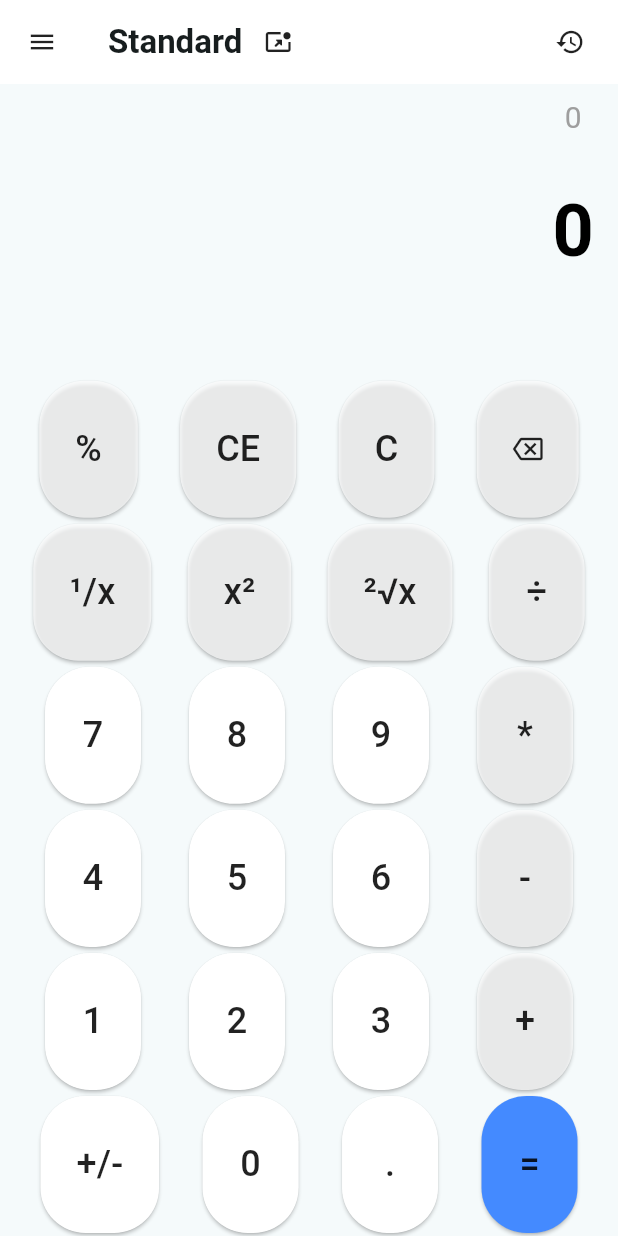
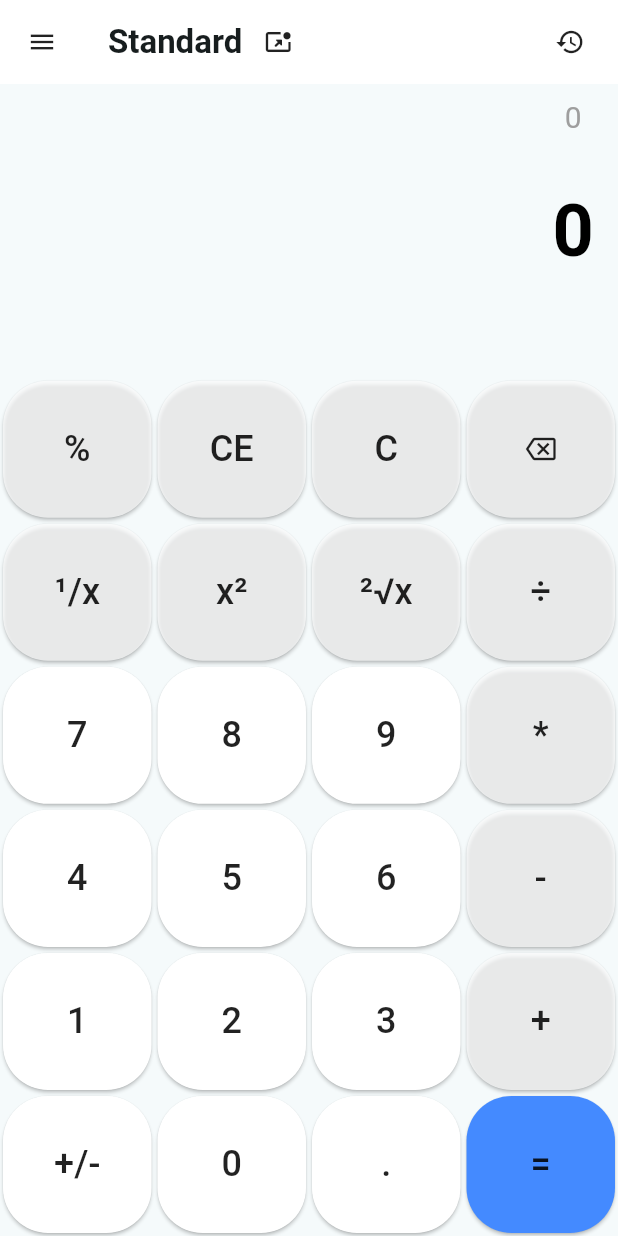
Before and after one commit to sikatikenmogne/flutter_calculator, a Flutter app: the screen it shows after launch, on a phone screen of 412 x 824 dp. Run offline on Flutter 3.47's test engine with Material 3 defaults, Android fonts, the phone set to English and light mode, and no system bars.

```diff
--- a/lib/src/app.dart
+++ b/lib/src/app.dart
@@ -158,7 +158,8 @@ class _MyHomePageState extends State<MyHomePage> {
       _operationEnded = true;
 
       try {
-        _displayedValue = OperationComputer.compute(operation: _currentOperation).toString();
+        _displayedValue =
+            OperationComputer.compute(operation: _currentOperation).toString();
       } on Exception catch (e) {
         // TODO: Implement user feedback for invalid operations
       }
@@ -369,23 +370,29 @@ class _MyHomePageState extends State<MyHomePage> {
               mainAxisSize: MainAxisSize.max,
               crossAxisAlignment: CrossAxisAlignment.stretch,
               children: [
-                CalculatorButton(
+                Expanded(
+                  child: CalculatorButton(
                       name: "%",
                       onPressed: () =>
                           setCurrentOperator(CalculatorOperator.modulus),
                       buttonColor: Colors.white70),
-                CalculatorButton(
+                ),
+                Expanded(
+                  child: CalculatorButton(
                       name: "CE",
                       onPressed: clearEntry,
                       buttonColor: Colors.white70),
-                CalculatorButton(
-                    name: "C",
-                    onPressed: clear,
-                    buttonColor: Colors.white70),
-                CalculatorIconButton(
+                ),
+                Expanded(
+                  child: CalculatorButton(
+                      name: "C", onPressed: clear, buttonColor: Colors.white70),
+                ),
+                Expanded(
+                  child: CalculatorIconButton(
                     name: "backspace_outlined",
                     onPressed: backspace,
                     buttonColor: Colors.white70, // Colors.redAccent,
+                  ),
                 ),
               ],
             ), // Buttons
@@ -396,26 +403,34 @@ class _MyHomePageState extends State<MyHomePage> {
               mainAxisSize: MainAxisSize.max,
               crossAxisAlignment: CrossAxisAlignment.stretch,
               children: [
-                CalculatorButton(
+                Expanded(
+                  child: CalculatorButton(
                       name: "¹/x",
                       onPressed: () =>
                           setCurrentOperator(CalculatorOperator.inverse),
                       buttonColor: Colors.white70),
-                CalculatorButton(
+                ),
+                Expanded(
+                  child: CalculatorButton(
                       name: "x²",
                       onPressed: () =>
                           setCurrentOperator(CalculatorOperator.square),
                       buttonColor: Colors.white70),
-                CalculatorButton(
+                ),
+                Expanded(
+                  child: CalculatorButton(
                       name: "²√x",
                       onPressed: () =>
                           setCurrentOperator(CalculatorOperator.squareRoot),
                       buttonColor: Colors.white70),
-                CalculatorButton(
+                ),
+                Expanded(
+                  child: CalculatorButton(
                       name: "÷",
                       onPressed: () =>
                           setCurrentOperator(CalculatorOperator.divide),
                       buttonColor: Colors.white70),
+                ),
               ],
             ),
           ),
@@ -425,14 +440,22 @@ class _MyHomePageState extends State<MyHomePage> {
               mainAxisSize: MainAxisSize.max,
               crossAxisAlignment: CrossAxisAlignment.stretch,
               children: [
-                CalculatorButton(name: "7", onPressed: () => addDigit("7")),
-                CalculatorButton(name: "8", onPressed: () => addDigit("8")),
-                CalculatorButton(name: "9", onPressed: () => addDigit("9")),
-                CalculatorButton(
+                Expanded(
+                    child: CalculatorButton(
+                        name: "7", onPressed: () => addDigit("7"))),
+                Expanded(
+                    child: CalculatorButton(
+                        name: "8", onPressed: () => addDigit("8"))),
+                Expanded(
+                    child: CalculatorButton(
+                        name: "9", onPressed: () => addDigit("9"))),
+                Expanded(
+                  child: CalculatorButton(
                       name: "*",
                       onPressed: () =>
                           setCurrentOperator(CalculatorOperator.multiply),
                       buttonColor: Colors.white70),
+                ),
               ],
             ),
           ),
@@ -442,14 +465,22 @@ class _MyHomePageState extends State<MyHomePage> {
               mainAxisSize: MainAxisSize.max,
               crossAxisAlignment: CrossAxisAlignment.stretch,
               children: [
-                CalculatorButton(name: "4", onPressed: () => addDigit("4")),
-                CalculatorButton(name: "5", onPressed: () => addDigit("5")),
-                CalculatorButton(name: "6", onPressed: () => addDigit("6")),
-                CalculatorButton(
+                Expanded(
+                    child: CalculatorButton(
+                        name: "4", onPressed: () => addDigit("4"))),
+                Expanded(
+                    child: CalculatorButton(
+                        name: "5", onPressed: () => addDigit("5"))),
+                Expanded(
+                    child: CalculatorButton(
+                        name: "6", onPressed: () => addDigit("6"))),
+                Expanded(
+                  child: CalculatorButton(
                       name: "-",
                       onPressed: () =>
                           {setCurrentOperator(CalculatorOperator.subtract)},
                       buttonColor: Colors.white70),
+                ),
               ],
             ),
           ),
@@ -459,14 +490,22 @@ class _MyHomePageState extends State<MyHomePage> {
               mainAxisSize: MainAxisSize.max,
               crossAxisAlignment: CrossAxisAlignment.stretch,
               children: [
-                CalculatorButton(name: "1", onPressed: () => addDigit("1")),
-                CalculatorButton(name: "2", onPressed: () => addDigit("2")),
-                CalculatorButton(name: "3", onPressed: () => addDigit("3")),
-                CalculatorButton(
+                Expanded(
+                    child: CalculatorButton(
+                        name: "1", onPressed: () => addDigit("1"))),
+                Expanded(
+                    child: CalculatorButton(
+                        name: "2", onPressed: () => addDigit("2"))),
+                Expanded(
+                    child: CalculatorButton(
+                        name: "3", onPressed: () => addDigit("3"))),
+                Expanded(
+                  child: CalculatorButton(
                       name: "+",
                       onPressed: () =>
                           setCurrentOperator(CalculatorOperator.add),
                       buttonColor: Colors.white70),
+                ),
               ],
             ),
           ),
@@ -476,13 +515,19 @@ class _MyHomePageState extends State<MyHomePage> {
               mainAxisSize: MainAxisSize.max,
               crossAxisAlignment: CrossAxisAlignment.stretch,
               children: [
-                CalculatorButton(name: "+/-", onPressed: plusMinus),
-                CalculatorButton(name: "0", onPressed: () => addDigit("0")),
-                CalculatorButton(name: ".", onPressed: setDecimal),
-                CalculatorButton(
+                Expanded(
+                    child: CalculatorButton(name: "+/-", onPressed: plusMinus)),
+                Expanded(
+                    child: CalculatorButton(
+                        name: "0", onPressed: () => addDigit("0"))),
+                Expanded(
+                    child: CalculatorButton(name: ".", onPressed: setDecimal)),
+                Expanded(
+                  child: CalculatorButton(
                       name: "=",
                       onPressed: endOperation,
                       buttonColor: Colors.blueAccent),
+                ),
               ],
             ),
           )
```
Lines whose indentation alone changed are shown as unchanged.
